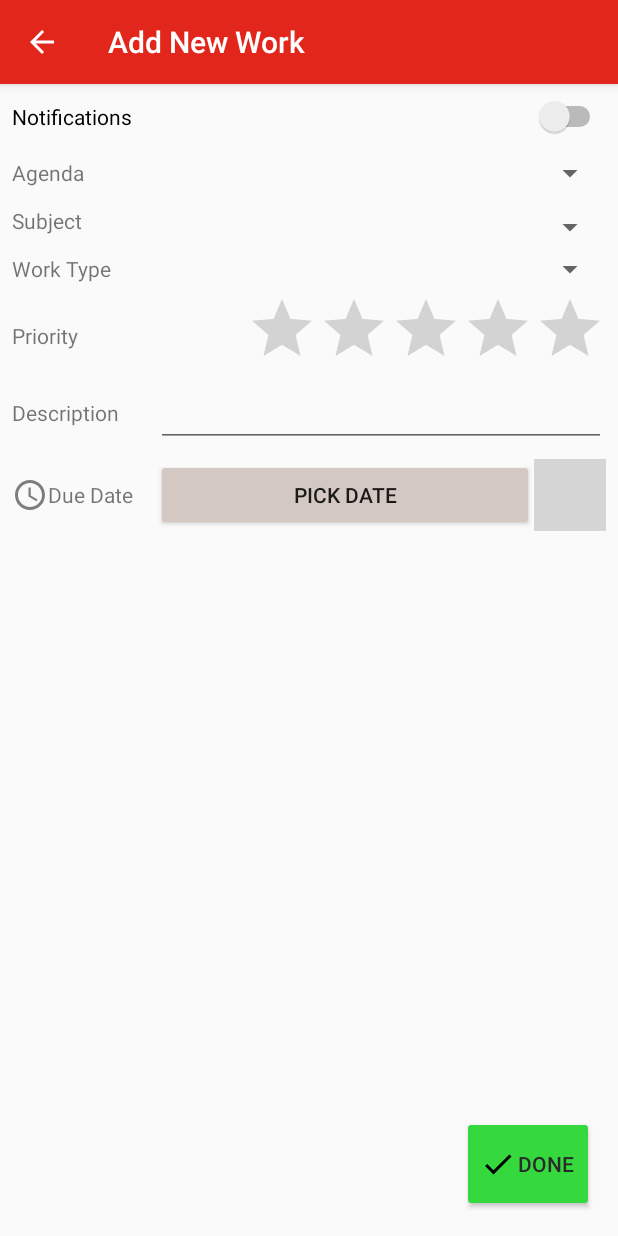
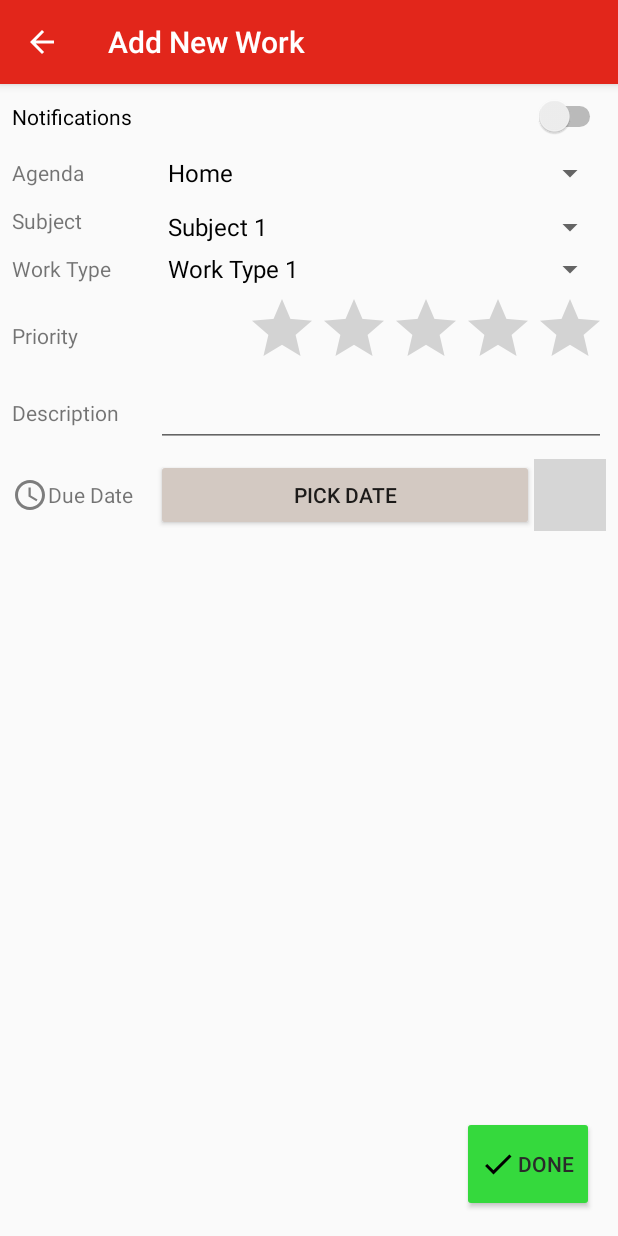
Before and after one commit to Keplyx/Memorisia, an Android app: the screen it shows after launch (EditWorkActivity), after a tap on an icon or button, on a phone screen of 412 x 824 dp. Run offline under Robolectric (Android 15) with nearby library versions, the phone set to English and light mode, and no system bars; libraries missing offline, so code that uses them is left out: com.codetroopers.betterpickers, com.prolificinteractive.materialcalendarview; 1 statement that could not run was skipped; grey boxes are pictures that could not be loaded.

Commit message:
added default option modules when none is present

```diff
--- a/app/src/main/java/com/clubinfo/insat/memorisia/activities/MainActivity.java
+++ b/app/src/main/java/com/clubinfo/insat/memorisia/activities/MainActivity.java
@@ -111,6 +111,8 @@ public class MainActivity extends AppCompatActivity
                 createNewWork();
             }
         });
+
+        Utils.checkModulesPresent(this.context);
     }
 
     /**
--- a/app/src/main/java/com/clubinfo/insat/memorisia/utils/Utils.java
+++ b/app/src/main/java/com/clubinfo/insat/memorisia/utils/Utils.java
@@ -4,6 +4,7 @@ package com.clubinfo.insat.memorisia.utils;
 import android.content.Context;
 import android.content.SharedPreferences;
 import android.content.res.AssetManager;
+import android.content.res.Resources;
 import android.graphics.Bitmap;
 import android.graphics.BitmapFactory;
 import android.graphics.Color;
@@ -19,17 +20,64 @@ import android.view.View;
 import android.widget.ScrollView;
 
 import com.clubinfo.insat.memorisia.R;
+import com.clubinfo.insat.memorisia.SaveManager;
 import com.clubinfo.insat.memorisia.activities.SettingsActivity;
+import com.clubinfo.insat.memorisia.modules.Module;
+import com.clubinfo.insat.memorisia.modules.OptionModule;
 
 import java.io.IOException;
 import java.text.DateFormat;
+import java.util.ArrayList;
 import java.util.Calendar;
 import java.util.Date;
+import java.util.List;
 
 /**
  * Class providing general utility static methods
  */
 public class Utils {
+
+    /**
+     * Checks if modules are present, if one category is empty, it creates default entries
+     *
+     * @param context  Current context
+     */
+    public static void checkModulesPresent(Context context) {
+        SaveManager saver = new SaveManager(context);
+        List<OptionModule> agendas = saver.getOptionModuleList(SaveManager.AGENDA);
+        List<OptionModule> subjects = saver.getOptionModuleList(SaveManager.SUBJECT);
+        List<OptionModule> workTypes = saver.getOptionModuleList(SaveManager.WORK_TYPE);
+
+        generateDefaultModules(context, agendas.size() == 0, subjects.size() == 0, workTypes.size() == 0);
+    }
+
+    /**
+     * Creates a default modules if none is present
+     *
+     * @param context  Current context
+     */
+    public static void generateDefaultModules(Context context, boolean isAgenda, boolean isSubject, boolean isWorkType) {
+        SaveManager saver = new SaveManager(context);
+        List<OptionModule> modules = new ArrayList<>();
+        if (isAgenda){
+            modules.add(new OptionModule(-1, SaveManager.AGENDA, context.getString(R.string.default_module_home), "", "#cccccc", true));
+            modules.add(new OptionModule(-1, SaveManager.AGENDA, context.getString(R.string.default_module_work), "", "#cccccc", true));
+
+        }
+        if (isSubject) {
+            modules.add(new OptionModule(-1, SaveManager.SUBJECT, context.getString(R.string.default_module_subject1), "", "#cccccc", true));
+            modules.add(new OptionModule(-1, SaveManager.SUBJECT, context.getString(R.string.default_module_subject2), "", "#cccccc", true));
+        }
+        if (isWorkType) {
+            modules.add(new OptionModule(-1, SaveManager.WORK_TYPE, context.getString(R.string.default_module_work_type1), "", "#cccccc", true));
+            modules.add(new OptionModule(-1, SaveManager.WORK_TYPE, context.getString(R.string.default_module_work_type2), "", "#cccccc", true));
+        }
+
+        for (OptionModule m : modules){
+            saver.saveModule(m);
+        }
+    }
+
 
     /**
      * Converts an image referenced by its path to a Bitmap
--- a/app/src/main/res/values/strings.xml
+++ b/app/src/main/res/values/strings.xml
@@ -45,4 +45,13 @@
     <string name="sort_priority">Sort by priority</string>
     <string name="sort_type">Sort by type</string>
     <string name="sort_date">Sort by date</string>
+
+
+    <string name="default_module_work">Work</string>
+    <string name="default_module_home">Home</string>
+    <string name="default_module_subject1">Subject 1</string>
+    <string name="default_module_subject2">Subject 2</string>
+    <string name="default_module_work_type1">Work Type 1</string>
+    <string name="default_module_work_type2">Work Type 2</string>
+
 </resources>
```
